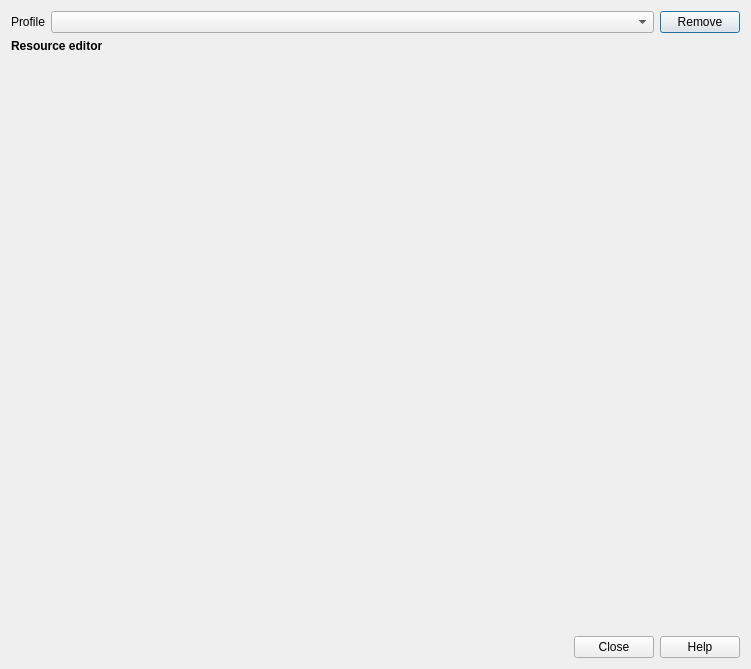
Above: safe/gui/ui/needs_manager_dialog_base.ui from inasafe/inasafe before the change. Below: the same form after it.
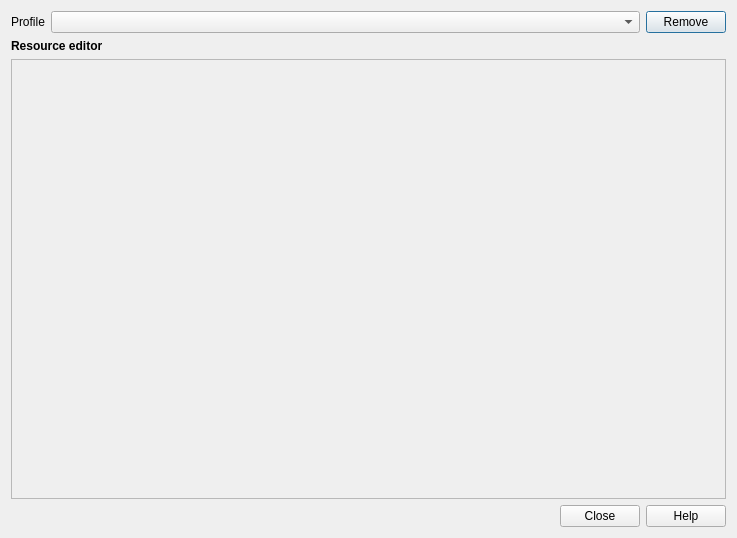
That is the form after the change. The open tabs and pages were chosen to show the change. Icons and pictures are not drawn.

```diff
--- a/safe/gui/ui/needs_manager_dialog_base.ui
+++ b/safe/gui/ui/needs_manager_dialog_base.ui
@@ -6,8 +6,8 @@
    <rect>
     <x>0</x>
     <y>0</y>
-    <width>751</width>
-    <height>669</height>
+    <width>737</width>
+    <height>538</height>
    </rect>
   </property>
   <property name="contextMenuPolicy">
@@ -263,6 +263,28 @@
            <verstretch>0</verstretch>
           </sizepolicy>
          </property>
+         <layout class="QGridLayout" name="gridLayout_4">
+          <property name="margin">
+           <number>0</number>
+          </property>
+          <item row="0" column="0">
+           <widget class="QScrollArea" name="scrollArea">
+            <property name="widgetResizable">
+             <bool>true</bool>
+            </property>
+            <widget class="QWidget" name="parameters_scrollarea">
+             <property name="geometry">
+              <rect>
+               <x>0</x>
+               <y>0</y>
+               <width>717</width>
+               <height>430</height>
+              </rect>
+             </property>
+            </widget>
+           </widget>
+          </item>
+         </layout>
         </widget>
        </item>
        <item row="0" column="0">
```
Left out of the diff: 4 changed lines with no effect on the pictures.
